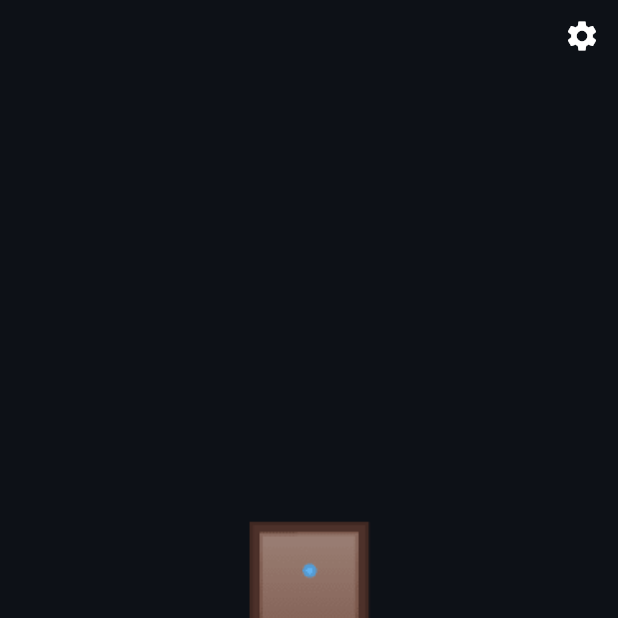
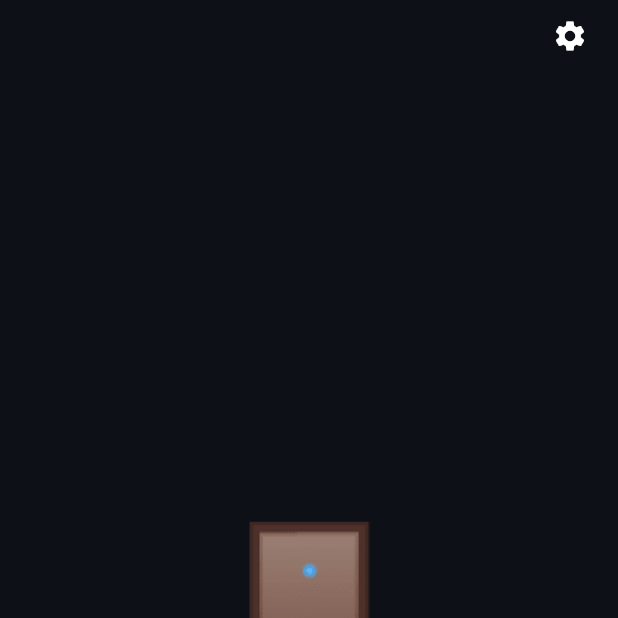
Before and after one commit to HammadAkhtar18/Knockknock, a Flutter app: the KnockHomePage screen opened directly, on a phone screen of 412 x 824 dp, the top half of it. Run offline on Flutter 3.47's test engine with Material 3 defaults, Android fonts, the phone set to English and light mode, and no system bars; our stand-ins replace just_audio, sensors_plus; missing offline and left inert: record.

Commit message:
feat: knock home page

```diff
--- a/lib/ui/knock_home_page.dart
+++ b/lib/ui/knock_home_page.dart
@@ -64,12 +64,15 @@ class _KnockHomePageState extends State<KnockHomePage> {
           children: <Widget>[
             Align(
               alignment: Alignment.topRight,
-              child: IconButton(
-                icon: const Icon(Icons.settings),
-                color: Colors.white,
-                onPressed: () {
-                  // Placeholder for settings navigation.
-                },
+              child: Padding(
+                padding: const EdgeInsets.only(right: 8),
+                child: IconButton(
+                  onPressed: () {
+                    // Placeholder for settings action.
+                  },
+                  icon: const Icon(Icons.settings),
+                  color: Colors.white,
+                ),
               ),
             ),
             Expanded(
```
